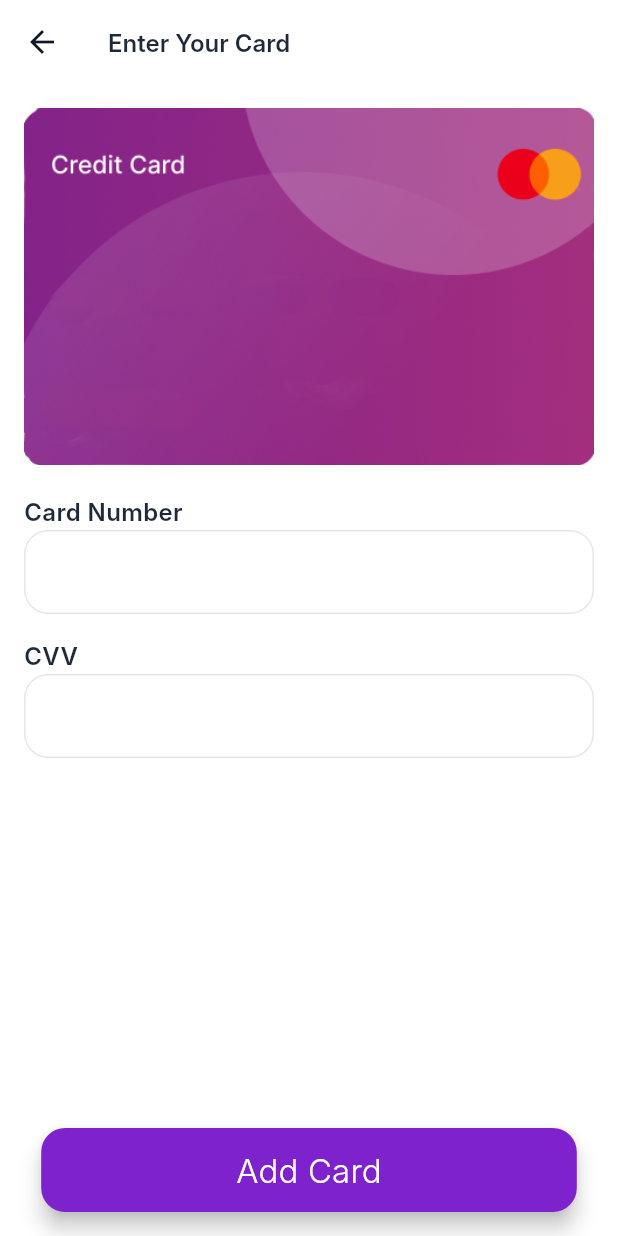
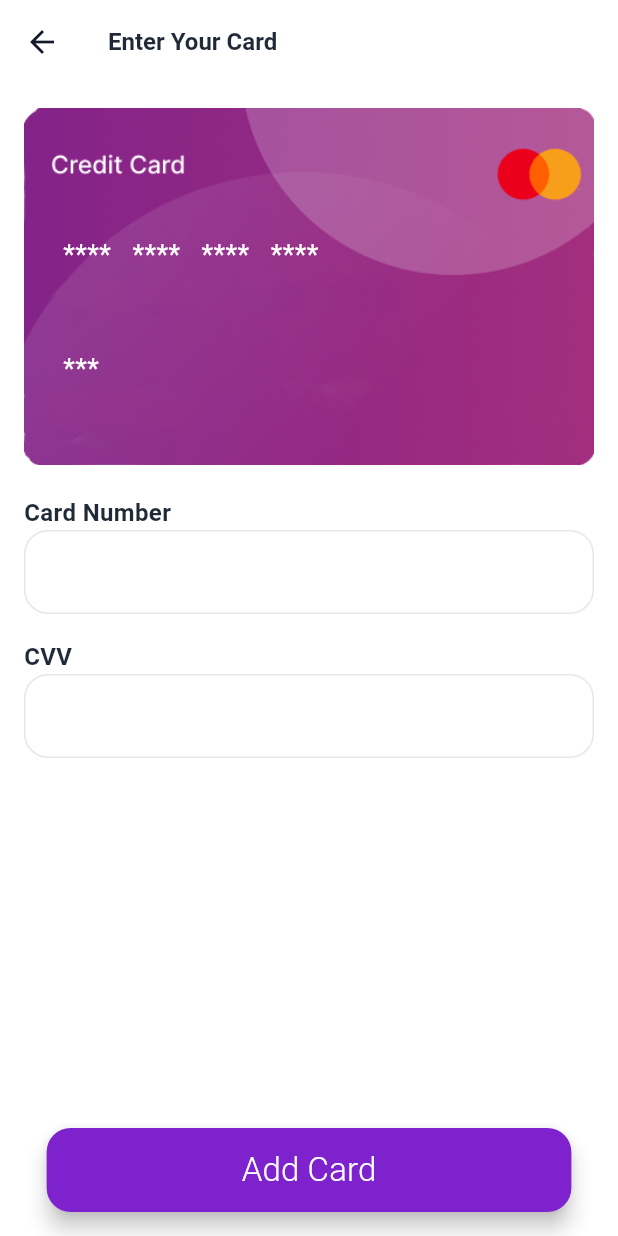
Before and after one commit to Mohakerdi/AlMekhtar, a Flutter app: the PaymentScreen screen opened directly, on a phone screen of 412 x 824 dp. Run offline on Flutter 3.47's test engine with Material 3 defaults, Android fonts, the phone set to English and light mode, and no system bars; our stand-ins replace carousel_slider, dartz, dio, easy_localization, flutter_bloc, flutter_feather_icons and 10 more; accounts and stored records are empty; Roboto replaces fonts that are missing (Cairo, Inter).

Commit message:
added font(cairo), refactored payment screen

```diff
--- a/assets/localization/ar.json
+++ b/assets/localization/ar.json
@@ -6,7 +6,7 @@
   "popular_for_you_section_title": "شائع بالنسبة لك",
   "search_field_hint": "ابحث في الشقق",
 
-  "profile_screen_title": "صفحة الملف الشخصي",
+  "profile_screen_title": "الملف الشخصي",
   "menu_history": "السجل",
   "menu_edit_profile": "تعديل الملف الشخصي",
   "menu_about_us": "عنا",
--- a/lib/Features/user/profile/screens/main_profile/screens/profile_screen.dart
+++ b/lib/Features/user/profile/screens/main_profile/screens/profile_screen.dart
@@ -58,7 +58,7 @@ class _ProfileScreenState extends State<ProfileScreen> {
             mainAxisSize: MainAxisSize.min,
             children: [
               const CircularProgressIndicator(),
-              const SizedBox(width: 20),
+              const SizedBox(width: 10),
               Text('${AppStrings.localeChangingTo.tr()} $nextLocaleName'),
             ],
           ),
@@ -92,7 +92,7 @@ class _ProfileScreenState extends State<ProfileScreen> {
             mainAxisSize: MainAxisSize.min,
             children: [
               const CircularProgressIndicator(),
-              const SizedBox(width: 20),
+              const SizedBox(width: 10),
               Text('${AppStrings.themeChangingTo.tr()} $nextThemeName'),
             ],
           ),
--- a/lib/Features/user/property/screens/payment_screen.dart
+++ b/lib/Features/user/property/screens/payment_screen.dart
@@ -1,10 +1,10 @@
 import 'package:flutter/material.dart';
 import 'package:flutter_bloc/flutter_bloc.dart';
-import 'package:mabeet/Features/user/property/cubit/payment_cubit.dart';
-import 'package:mabeet/Features/user/property/cubit/payment_state.dart';
-import 'package:mabeet/core/constants/images.dart';
-import 'package:mabeet/core/theme/app_colors.dart';
-import 'package:mabeet/core/theme/text_styles.dart';
+import '../cubit/payment_cubit.dart';
+import '../cubit/payment_state.dart';
+import '../widgets/payment_card_widget.dart';
+import '../../../../core/theme/app_colors.dart';
+import '../../../../core/theme/text_styles.dart';
 
 class PaymentScreen extends StatefulWidget {
   const PaymentScreen({super.key});
@@ -23,6 +23,10 @@ class _PaymentScreenState extends State<PaymentScreen> {
     return BlocConsumer<PaymentCubit, PaymentState>(
       listener: (context, state) {},
       builder: (context, state) {
+        final paymentCubit = context.watch<PaymentCubit>();
+        final cardNumber = paymentCubit.paymentCardNumber.text;
+        final cvv = paymentCubit.paymentCvv.text;
+
         return Scaffold(
           appBar: AppBar(
             title: Text(
@@ -37,36 +41,9 @@ class _PaymentScreenState extends State<PaymentScreen> {
               child: Column(
                 crossAxisAlignment: CrossAxisAlignment.start,
                 children: [
-                  Stack(
-                    children: [
-                      Image.asset(
-                        AppImages.kPaymentCard,
-                        width: double.infinity,
-                        fit: BoxFit.cover,
-                      ),
-                      Padding(
-                        padding: EdgeInsets.symmetric(horizontal: 26),
-                        child: Column(
-                          crossAxisAlignment: CrossAxisAlignment.start,
-                          children: [
-                            SizedBox(height: 100),
-                            Text(
-                              context.watch<PaymentCubit>().paymentCardNumber.text,
-                              style: AppTextStyles.bodyLarge.copyWith(
-                                color: Colors.white,
-                              ),
-                            ),
-                            SizedBox(height: 50),
-                            Text(
-                              context.watch<PaymentCubit>().paymentCvv.text,
-                              style: AppTextStyles.bodyLarge.copyWith(
-                                color: Colors.white,
-                              ),
-                            ),
-                          ],
-                        ),
-                      ),
-                    ],
+                  PaymentCardWidget(
+                    cardNumber: cardNumber,
+                    cvv: cvv,
                   ),
                   SizedBox(height: 20),
                   Text('Card Number', style: AppTextStyles.bodyLargeSemiBold),
--- /dev/null
+++ b/lib/Features/user/property/widgets/payment_card_widget.dart
@@ -0,0 +1,77 @@
+import 'package:flutter/material.dart';
+import 'package:mabeet/core/constants/images.dart';
+import 'package:mabeet/core/theme/text_styles.dart';
+
+class PaymentCardWidget extends StatelessWidget {
+  final String cardNumber;
+  final String cvv;
+
+  const PaymentCardWidget({
+    super.key,
+    required this.cardNumber,
+    required this.cvv,
+  });
+  String _formatCardNumber(String number) {
+    String cleanNumber = number.replaceAll(RegExp(r'\s+'), '');
+    if (cleanNumber.length > 16) cleanNumber = cleanNumber.substring(0, 16);
+    String formatted = '';
+    for (int i = 0; i < cleanNumber.length; i++) {
+      if (i > 0 && i % 4 == 0) {
+        formatted += '   ';
+      }
+      formatted += cleanNumber[i];
+    }
+    int remaining = 16 - cleanNumber.length;
+    for(int i = 0; i < remaining; i++) {
+      if (i > 0 && (cleanNumber.length + i) % 4 == 0) {
+        formatted += '   ';
+      }
+      formatted += '*';
+    }
+    return formatted;
+  }
+  String _formatCvv(String value) {
+    if (value.length > 3) value = value.substring(0, 3);
+    return value.padRight(3, '*');
+  }
+
+
+  @override
+  Widget build(BuildContext context) {
+    return Stack(
+      children: [
+
+        Image.asset(
+          AppImages.kPaymentCard,
+          width: double.infinity,
+          fit: BoxFit.cover,
+        ),
+        Padding(
+          padding: const EdgeInsets.symmetric(horizontal: 26),
+          child: Column(
+            crossAxisAlignment: CrossAxisAlignment.start,
+            children: [
+              const SizedBox(height: 85),
+              Directionality(
+                textDirection: TextDirection.ltr,
+                child: Text(
+                  _formatCardNumber(cardNumber),
+                  style: AppTextStyles.cardDetailMonospace
+                ),
+              ),
+              const SizedBox(height: 50),
+              // CVV Display
+              Directionality(
+                textDirection: TextDirection.ltr,
+                child: Text(
+                  _formatCvv(cvv),
+                  style: AppTextStyles.cardDetailMonospace
+                ),
+              ),
+            ],
+          ),
+        ),
+      ],
+    );
+  }
+}
--- a/lib/core/theme/text_styles.dart
+++ b/lib/core/theme/text_styles.dart
@@ -1,11 +1,13 @@
 import 'package:flutter/material.dart';
+import 'package:google_fonts/google_fonts.dart';
 import 'app_colors.dart';
 import 'font_weight_helper.dart';
+import 'package:term_glyph/term_glyph.dart' as glyph;
 
 class AppTextStyles {
   AppTextStyles._();
 
-  static const String _fontFamily = 'Inter';
+  static const _fontFamily = GoogleFonts.cairo;
 
   static TextStyle _style({
     required double size,
@@ -13,8 +15,7 @@ class AppTextStyles {
     Color color = AppColors.darkText,
     double? height,
   }) {
-    return TextStyle(
-      fontFamily: _fontFamily,
+    return _fontFamily(
       fontSize: size,
       fontWeight: weight,
       color: color,
@@ -103,6 +104,11 @@ class AppTextStyles {
   static TextStyle get bodySmallMedium =>
       _style(size: 12.0, weight: FontWeightHelper.medium);
 
+  static TextStyle get cardDetailMonospace => GoogleFonts.monomaniacOne(
+    color: Colors.white,
+    fontSize: 18
+  );
+
   // 5. LABEL & CAPTION STYLES (Buttons, tags, small details)
   static TextStyle get labelButton =>
       _style(size: 22.0, weight: FontWeightHelper.light, color: AppColors.card);
--- a/pubspec.yaml
+++ b/pubspec.yaml
@@ -56,6 +56,8 @@ dependencies:
   shimmer: ^3.0.0
   syncfusion_flutter_datepicker: 31.1.19
   easy_localization: ^3.0.8
+  google_fonts: ^6.3.2
+  term_glyph: ^1.2.2
 
 dev_dependencies:
   flutter_test:
```
Also changed, not shown: lib/Features/user/profile/screens/main_profile/widgets/profile_body_widget.dart (+5 -5 lines), pubspec.lock.
